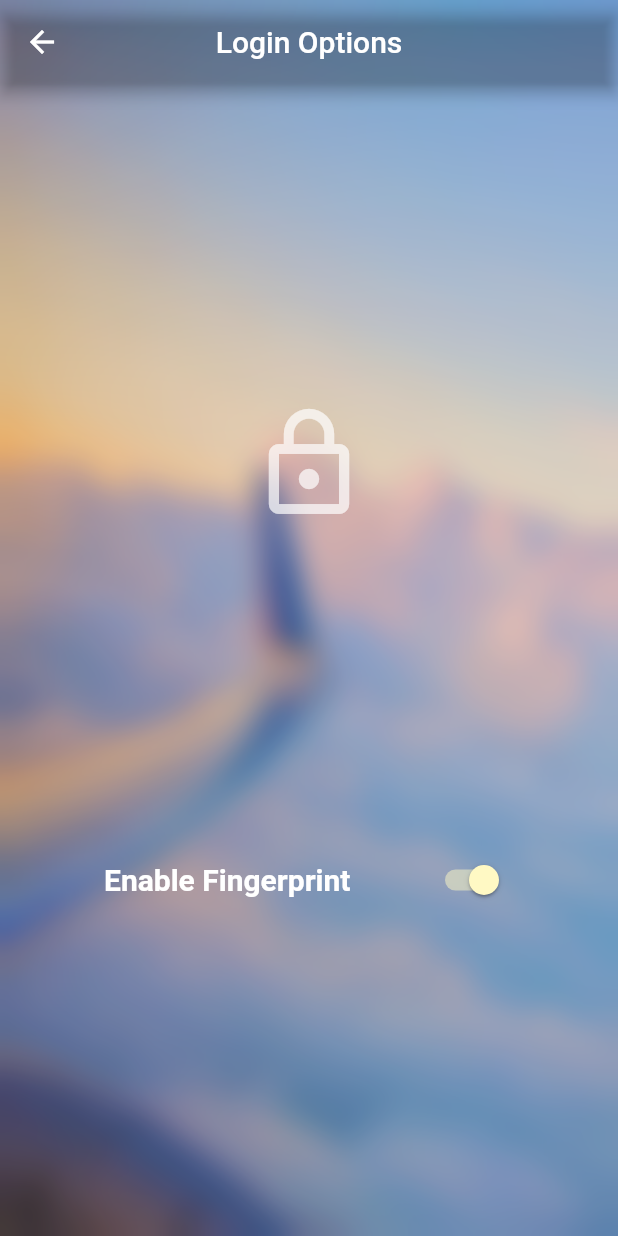
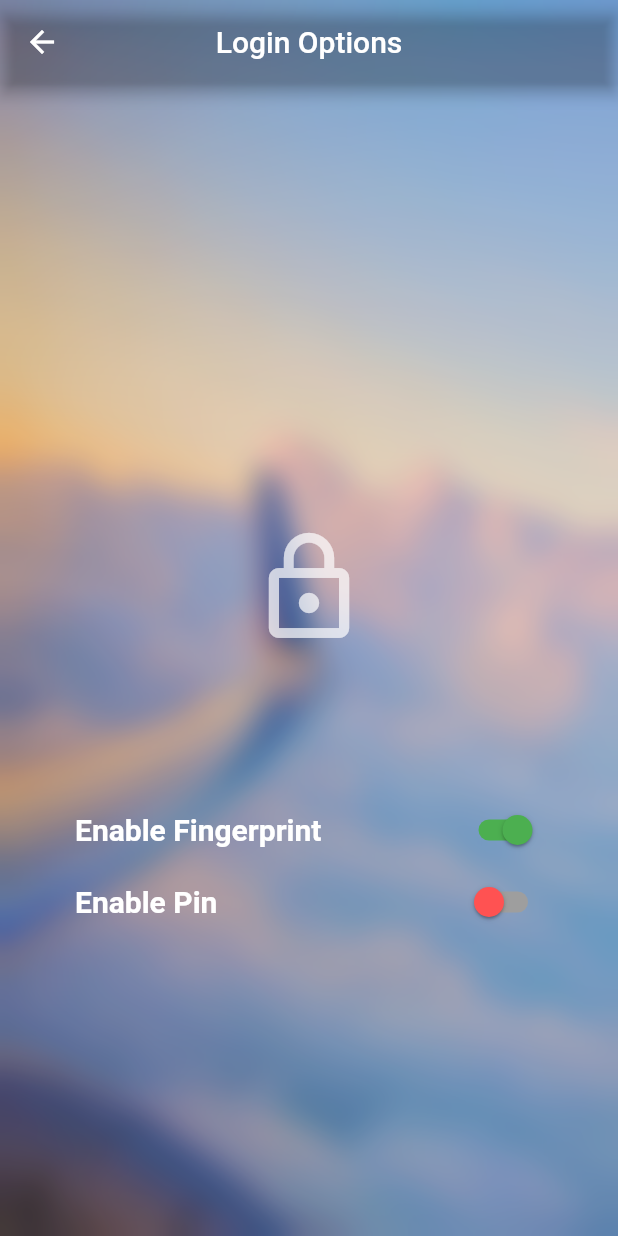
Before and after one commit to AchuthanKV/voyager, a Flutter app: the LoginOptions screen opened by its route, on a phone screen of 412 x 824 dp. Run offline on Flutter 3.47's test engine with Material 2 defaults, Android fonts, the phone set to English and light mode, and no system bars; our stand-ins replace contacts_service, flutter_secure_storage, flutter_spinkit, google_fonts, local_auth, permission_handler and 1 more; missing offline and left inert: passcode_screen, pin_code_view; accounts and stored records are empty.

Commit message:
added enable pin option in login options also pin login was enabled

```diff
--- a/lib/main.dart
+++ b/lib/main.dart
@@ -2,6 +2,8 @@ import 'dart:ui';
 
 import 'package:voyager/screens/login_options.dart';
 import 'package:voyager/screens/login_page.dart';
+import 'package:voyager/screens/pin_login.dart';
+import 'package:voyager/screens/set_pin.dart';
 import 'package:voyager/screens/welcome_page.dart';
 import 'package:flutter/material.dart';
 import 'package:flutter/services.dart';
@@ -22,6 +24,8 @@ void main() => runApp(MaterialApp(
         '/signup': (BuildContext context) => SignUpPage(),
         '/loginoptions': (BuildContext context) => LoginOptions(),
         '/getfingerprint': (BuildContext context) => AuthenticateFingerPrint(),
+        '/setPin': (BuildContext context) => SetPin(),
+        '/pinLogin': (BuildContext context) => PinLogin(),
       },
     ));
 
@@ -45,7 +49,7 @@ class _HomePageState extends State<HomePage> {
             actions: <Widget>[
               FlatButton(
                 onPressed: () {
-                  removeSharedPreferenceKeys();
+                  //removeSharedPreferenceKeys();
                   Navigator.of(context).pushAndRemoveUntil(
                       MaterialPageRoute(
                           builder: (BuildContext context) => LoginPage()),
--- a/lib/screens/login_options.dart
+++ b/lib/screens/login_options.dart
@@ -1,16 +1,17 @@
 import 'dart:ui';
-
 import 'package:flutter/material.dart';
 import 'package:flutter/services.dart';
 import 'package:flutter_secure_storage/flutter_secure_storage.dart';
 import 'package:flutter/cupertino.dart';
 import 'package:local_auth/local_auth.dart';
+import 'package:shared_preferences/shared_preferences.dart';
 import 'package:voyager/services/background.dart';
 import 'package:voyager/theme/theme.dart' as THEME;
 
 class LoginOptions extends StatefulWidget {
   LoginOptions({Key key}) : super(key: key);
-  bool isInstructionView = false;
+  bool isfingerprintOn = false;
+  bool isPinOn = false;
 
   @override
   _LoginOptionsState createState() => _LoginOptionsState();
@@ -18,6 +19,7 @@ class LoginOptions extends StatefulWidget {
 
 class _LoginOptionsState extends State<LoginOptions> {
   String usingBio = "false";
+  bool pinSet = false;
   final _storage = FlutterSecureStorage();
   LocalAuthentication auth = LocalAuthentication();
 
@@ -28,23 +30,9 @@ class _LoginOptionsState extends State<LoginOptions> {
           localizedReason: "Scan your Fingerprint to authenticate",
           useErrorDialogs: true,
           stickyAuth: true);
+      if (authenticated == true) {
         _storage.write(key: 'biometric', value: 'true');
-      // show popup
-      print('show popup.......');
-      showDialog(
-          context: context,
-          builder: (BuildContext context) {
-            return AlertDialog(
-              backgroundColor: Colors.white70,
-              title: Text("Fingerprint",
-                  style: TextStyle(color: Color(THEME.PRIMARY_COLOR))),
-              content: Text(
-                  "The Fingerprint is " +
-                      // ignore: unrelated_type_equality_checks
-                      ((authenticated == true) ? 'Enabled' : 'Disabled'),
-                  style: TextStyle(color: Color(THEME.TERTIARY_COLOUR))),
-            );
-          });
+      }
     } on PlatformException catch (e) {
       auth.stopAuthentication();
       print("Exception $e");
@@ -56,6 +44,7 @@ class _LoginOptionsState extends State<LoginOptions> {
   @override
   Widget build(BuildContext context) {
     getStoredVal();
+
     return Stack(
       children: <Widget>[
         BackgroundClass(),
@@ -68,32 +57,40 @@ class _LoginOptionsState extends State<LoginOptions> {
           backgroundColor: Colors.transparent,
           body: Container(
             child: Center(
-              child: Column(
-                mainAxisAlignment: MainAxisAlignment.spaceEvenly,
+              child: Wrap(
                 children: <Widget>[
-                  Icon(
+                  Container(
+                    height: MediaQuery.of(context).size.height / 3,
+                    child: Center(
+                      child: Icon(
                         Icons.lock_outline,
                         color: Colors.white70,
                         size: 80,
                       ),
+                    ),
+                  ),
                   Row(
-                    mainAxisAlignment: MainAxisAlignment.center,
+                    mainAxisAlignment: MainAxisAlignment.start,
                     children: <Widget>[
-                      Text(
+                      SizedBox(width: 50),
+                      Container(
+                        width: MediaQuery.of(context).size.width / 2,
+                        child: Text(
                           'Enable Fingerprint',
                           style: TextStyle(
                               color: Colors.white,
                               fontSize: 20,
                               fontWeight: FontWeight.bold),
                         ),
+                      ),
                       SizedBox(
                         width: 50,
                       ),
                       Switch(
-                        value: widget.isInstructionView,
+                        value: widget.isfingerprintOn,
                         onChanged: (bool isOn) {
                           setState(() {
-                            widget.isInstructionView = isOn;
+                            widget.isfingerprintOn = isOn;
                           });
                           if (isOn == true) {
                             _authenticate();
@@ -116,9 +113,53 @@ class _LoginOptionsState extends State<LoginOptions> {
                                 });
                           }
                         },
-                        activeColor: Colors.yellow[100],
-                        inactiveTrackColor: Colors.white70,
-                        inactiveThumbColor: Colors.white70,
+                        activeColor: Colors.green,
+                        inactiveTrackColor: Colors.grey,
+                        inactiveThumbColor: Colors.redAccent,
+                        activeTrackColor: Colors.green,
+                      ),
+                    ],
+                  ),
+                  Row(
+                    mainAxisAlignment: MainAxisAlignment.start,
+                    children: <Widget>[
+                      SizedBox(width: 50),
+                      Container(
+                        width: MediaQuery.of(context).size.width / 2,
+                        child: Text(
+                          'Enable Pin',
+                          style: TextStyle(
+                              color: Colors.white,
+                              fontSize: 20,
+                              fontWeight: FontWeight.bold),
+                        ),
+                      ),
+                      SizedBox(
+                        width: 50,
+                      ),
+                      Switch(
+                        value: widget.isPinOn,
+                        onChanged: (bool isOn) async {
+                          setState(() {
+                            widget.isPinOn = isOn;
+                          });
+                          if (isOn == true) {
+                            await Navigator.pushNamed(context, '/setPin');
+                            var pin = await _storage.read(key: 'pin');
+
+                            if (pin != null) {
+                              widget.isPinOn = true;
+                            } else {
+                              widget.isPinOn = false;
+                            }
+                          } else if (isOn == false) {
+                            await _storage.delete(key: 'pin');
+                          }
+                        },
+                        activeColor: Colors.green,
+                        inactiveTrackColor: Colors.grey,
+                        inactiveThumbColor: Colors.redAccent,
+                        activeTrackColor: Colors.green,
                       ),
                     ],
                   )
@@ -135,21 +176,29 @@ class _LoginOptionsState extends State<LoginOptions> {
     await _storage.write(key: 'biometric', value: 'false');
     setState(() {
       usingBio = usingBio;
-      widget.isInstructionView = false;
+      widget.isfingerprintOn = false;
     });
   }
 
   getStoredVal() async {
+    var pin = await _storage.read(key: 'pin');
+
+    if (pin != null) {
+      setState(() {
+        widget.isPinOn = true;
+      });
+    }
+
     usingBio = await (_storage.read(key: 'biometric'));
     if (usingBio == 'false') {
       setState(() {
         usingBio = usingBio;
-        widget.isInstructionView = false;
+        widget.isfingerprintOn = false;
       });
     } else {
       setState(() {
         usingBio = usingBio;
-        widget.isInstructionView = true;
+        widget.isfingerprintOn = true;
       });
     }
   }
--- a/lib/services/areaCodeMapping.dart
+++ /dev/null
@@ -1 +0,0 @@
-import 'package:flutter/material.dart';
```
Also changed, not shown: lib/screens/login_page.dart (+17 -2 lines), lib/screens/pin_login.dart (added, +73 -0 lines), lib/screens/set_pin.dart (added, +184 -0 lines), pubspec.yaml (+9 -4 lines). Lines whose indentation alone changed are shown as unchanged.
